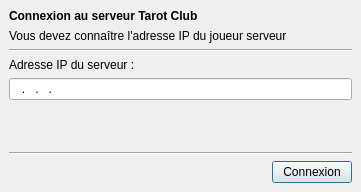
Before: the Qt Designer form src/client/NetClientUI.ui in arabine/icl, drawn with Qt 5.
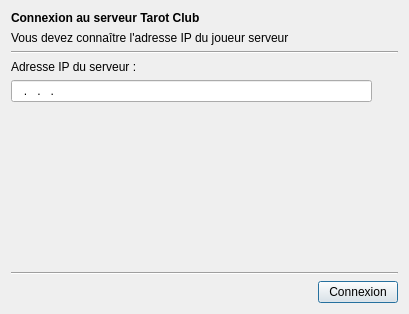
After: the same form once the commit is applied.

Commit message: New splash screen, cosmetic modifications

Diff of the .ui file:
```diff
--- a/src/client/NetClientUI.ui
+++ b/src/client/NetClientUI.ui
@@ -6,8 +6,8 @@
    <rect>
     <x>0</x>
     <y>0</y>
-    <width>361</width>
-    <height>192</height>
+    <width>409</width>
+    <height>314</height>
    </rect>
   </property>
   <property name="windowTitle">
@@ -19,14 +19,8 @@
   <property name="modal">
    <bool>true</bool>
   </property>
-  <layout class="QVBoxLayout">
-   <property name="spacing">
-    <number>6</number>
-   </property>
-   <property name="margin">
-    <number>9</number>
-   </property>
-   <item>
+  <layout class="QGridLayout" name="gridLayout">
+   <item row="0" column="0" colspan="2">
     <layout class="QVBoxLayout">
      <property name="spacing">
       <number>6</number>
@@ -57,14 +51,14 @@
      </item>
     </layout>
    </item>
-   <item>
+   <item row="1" column="0" colspan="2">
     <widget class="Line" name="line">
      <property name="orientation">
       <enum>Qt::Horizontal</enum>
      </property>
     </widget>
    </item>
-   <item>
+   <item row="2" column="0">
     <widget class="QLabel" name="TextLabel2_2_2_2">
      <property name="sizePolicy">
       <sizepolicy hsizetype="Minimum" vsizetype="Minimum">
@@ -77,7 +71,7 @@
      </property>
     </widget>
    </item>
-   <item>
+   <item row="3" column="0">
     <widget class="QLineEdit" name="ipAddress">
      <property name="cursor">
       <cursorShape>IBeamCursor</cursorShape>
@@ -93,7 +87,7 @@
      </property>
     </widget>
    </item>
-   <item>
+   <item row="4" column="1">
     <spacer>
      <property name="orientation">
       <enum>Qt::Vertical</enum>
@@ -106,14 +100,14 @@
      </property>
     </spacer>
    </item>
-   <item>
+   <item row="5" column="0" colspan="2">
     <widget class="Line" name="line_2">
      <property name="orientation">
       <enum>Qt::Horizontal</enum>
      </property>
     </widget>
    </item>
-   <item>
+   <item row="6" column="0" colspan="2">
     <layout class="QHBoxLayout">
      <property name="spacing">
       <number>6</number>
```
The commit also changes 7 other files.
